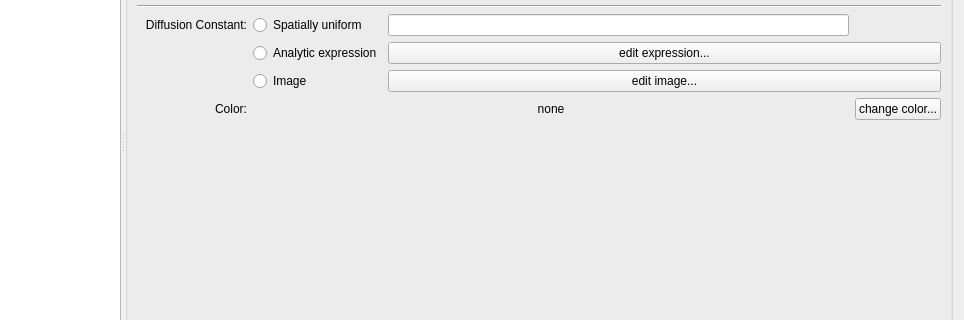
Above: gui/tabs/tabspecies.ui from spatial-model-editor/spatial-model-editor before the change; both pictures show x 146 to 1110 and y 236 to 556 of the 1110 by 755 pixel window. Below: the same form after it.
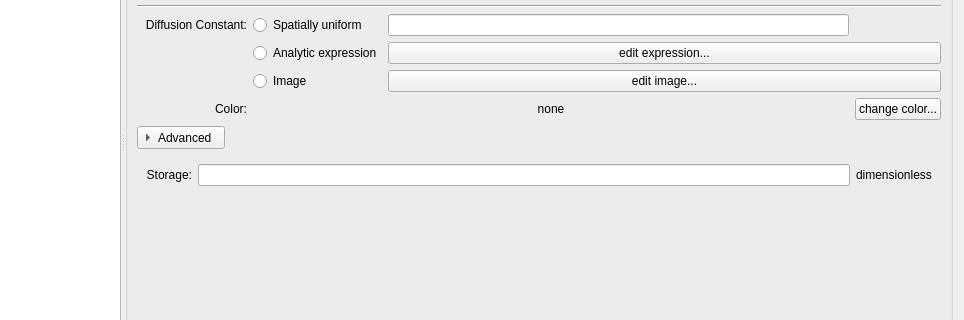
That is the form after the change.

Commit message:
Add species storage term
- gui
  - add "advanced" section with storage term to TabSpecies
- dune-copasi
  - set `storage.expression`
- pixel
  - divide dc/dt for a species by its storage value if not 1
  - include this term in the stability bounds estimate
- model
  - add species storage to model settings
  - add setter/getter to ModelSpecies: returns 1 by default
- update docs
- resolves #1113

```diff
--- a/gui/tabs/tabspecies.ui
+++ b/gui/tabs/tabspecies.ui
@@ -508,6 +508,58 @@
            </property>
           </widget>
          </item>
+         <item row="13" column="0" colspan="8">
+          <widget class="QToolButton" name="btnSpeciesAdvanced">
+           <property name="text">
+            <string>Advanced</string>
+           </property>
+           <property name="checkable">
+            <bool>true</bool>
+           </property>
+           <property name="checked">
+            <bool>false</bool>
+           </property>
+           <property name="arrowType">
+            <enum>Qt::RightArrow</enum>
+           </property>
+           <property name="toolButtonStyle">
+            <enum>Qt::ToolButtonTextBesideIcon</enum>
+           </property>
+          </widget>
+         </item>
+         <item row="14" column="0" colspan="8">
+          <widget class="QWidget" name="wgtSpeciesAdvanced" native="true">
+           <property name="visible">
+            <bool>false</bool>
+           </property>
+           <layout class="QGridLayout" name="gridLayoutAdvancedSpecies">
+            <item row="0" column="0">
+             <widget class="QLabel" name="lblStorage">
+              <property name="text">
+               <string>Storage:</string>
+              </property>
+              <property name="alignment">
+               <set>Qt::AlignRight|Qt::AlignTrailing|Qt::AlignVCenter</set>
+              </property>
+             </widget>
+            </item>
+            <item row="0" column="1">
+             <widget class="QLineEdit" name="txtStorage">
+              <property name="toolTip">
+               <string>Storage coefficient that multiplies this species time derivative</string>
+              </property>
+             </widget>
+            </item>
+            <item row="0" column="2">
+             <widget class="QLabel" name="lblStorageUnits">
+              <property name="text">
+               <string>dimensionless</string>
+              </property>
+             </widget>
+            </item>
+           </layout>
+          </widget>
+         </item>
         </layout>
        </item>
        <item>
```
The commit also changes 19 other files.
